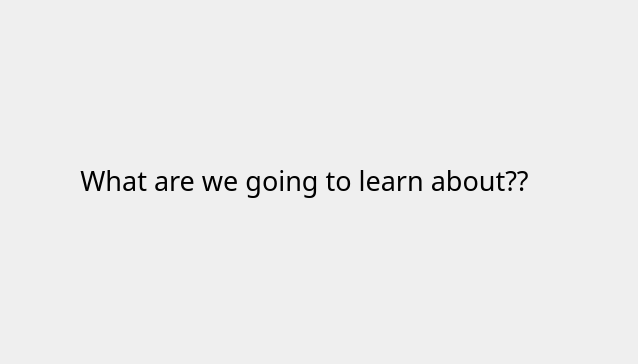
This is QtDesignerFiles/how_pollute.ui in hayrayl/AquaQuestSoftware as Qt 5 draws it before an edit; both pictures show x 386 to 1024 and y 0 to 364 of the 1024 by 538 pixel window. The edited form follows.
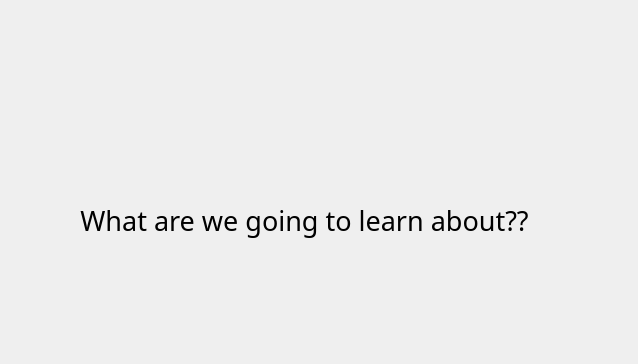
This is the edited form.

```diff
--- a/QtDesignerFiles/how_pollute.ui
+++ b/QtDesignerFiles/how_pollute.ui
@@ -150,7 +150,7 @@
      <x>410</x>
      <y>20</y>
      <width>561</width>
-     <height>321</height>
+     <height>401</height>
     </rect>
    </property>
    <property name="font">
```
